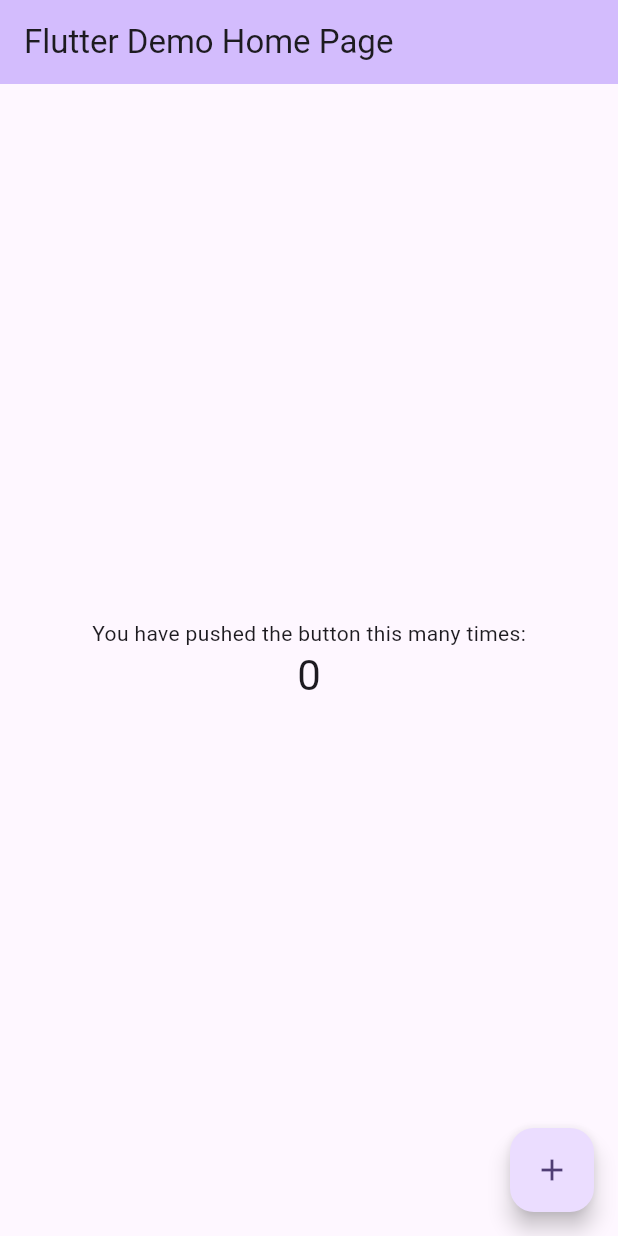
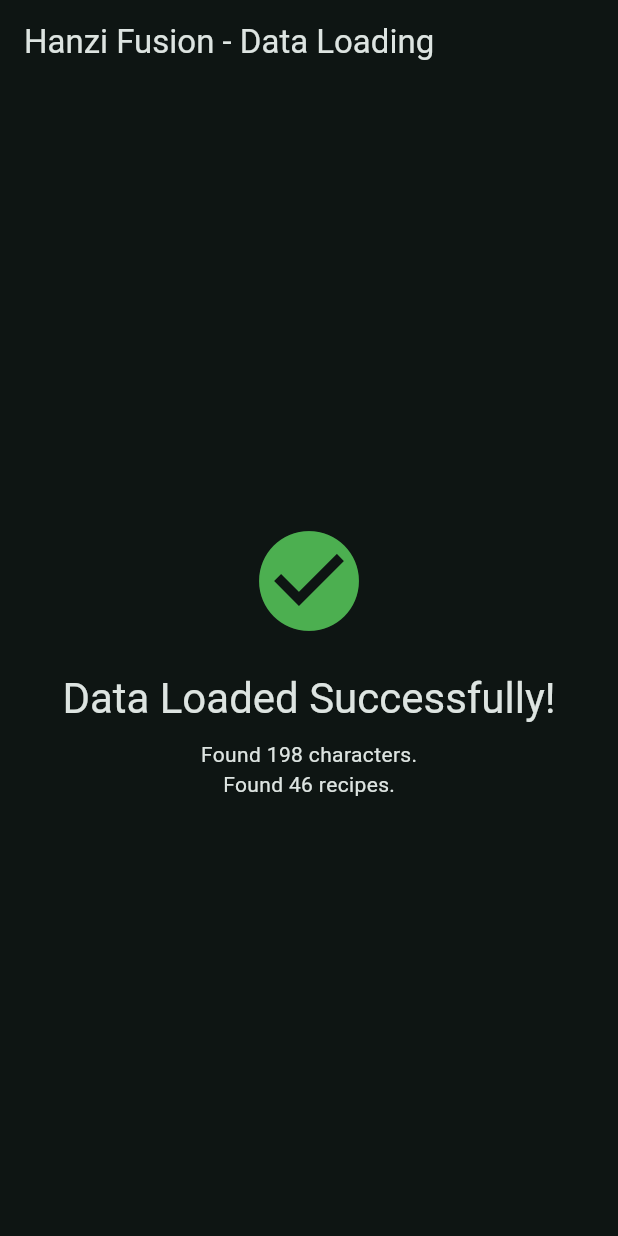
Before and after one commit to cbarkinozer/hanzi_fusion, a Flutter app: the screen it shows after launch, on a phone screen of 412 x 824 dp. Run offline on Flutter 3.47's test engine with Material 3 defaults, Android fonts, the phone set to English and light mode, and no system bars; our stand-ins replace flutter_riverpod, riverpod_annotation; generated files the repository leaves out were written again.

Commit message:
add accessing core data

```diff
--- /dev/null
+++ b/lib/data/game_data_repository.dart
@@ -0,0 +1,37 @@
+import 'dart:convert';
+import 'package:flutter/services.dart';
+import 'package:hanzi_fusion/data/models/character_model.dart';
+import 'package:hanzi_fusion/data/models/recipe_model.dart';
+import 'package:riverpod_annotation/riverpod_annotation.dart';
+
+part 'game_data_repository.g.dart';
+
+class GameDataRepository {
+  late final List<GameCharacter> characters;
+  late final List<Recipe> recipes;
+  late final Map<int, GameCharacter> characterMap;
+
+  Future<void> loadData() async {
+    // Load and parse characters
+    final charactersJsonString = await rootBundle.loadString('assets/data/characters.json');
+    final List<dynamic> charactersJson = json.decode(charactersJsonString);
+    characters = charactersJson.map((json) => GameCharacter.fromJson(json)).toList();
+
+    // Create a quick-lookup map for characters by ID
+    characterMap = {for (var char in characters) char.id: char};
+
+    // Load and parse recipes
+    final recipesJsonString = await rootBundle.loadString('assets/data/recipes.json');
+    final List<dynamic> recipesJson = json.decode(recipesJsonString);
+    recipes = recipesJson.map((json) => Recipe.fromJson(json)).toList();
+  }
+}
+
+// A Riverpod provider that creates and holds a single instance of our repository.
+// The `keepAlive` flag ensures the data is loaded once and not disposed.
+@Riverpod(keepAlive: true)
+Future<GameDataRepository> gameDataRepository(GameDataRepositoryRef ref) async {
+  final repository = GameDataRepository();
+  await repository.loadData();
+  return repository;
+}
--- a/lib/main.dart
+++ b/lib/main.dart
@@ -1,122 +1,67 @@
 import 'package:flutter/material.dart';
+import 'package:flutter_riverpod/flutter_riverpod.dart';
+import 'package:hanzi_fusion/data/game_data_repository.dart';
 
 void main() {
-  runApp(const MyApp());
+  // We need to wrap our app in a ProviderScope to use Riverpod.
+  runApp(const ProviderScope(child: MyApp()));
 }
 
 class MyApp extends StatelessWidget {
   const MyApp({super.key});
 
-  // This widget is the root of your application.
   @override
   Widget build(BuildContext context) {
     return MaterialApp(
-      title: 'Flutter Demo',
+      title: 'Hanzi Fusion',
       theme: ThemeData(
-        // This is the theme of your application.
-        //
-        // TRY THIS: Try running your application with "flutter run". You'll see
-        // the application has a purple toolbar. Then, without quitting the app,
-        // try changing the seedColor in the colorScheme below to Colors.green
-        // and then invoke "hot reload" (save your changes or press the "hot
-        // reload" button in a Flutter-supported IDE, or press "r" if you used
-        // the command line to start the app).
-        //
-        // Notice that the counter didn't reset back to zero; the application
-        // state is not lost during the reload. To reset the state, use hot
-        // restart instead.
-        //
-        // This works for code too, not just values: Most code changes can be
-        // tested with just a hot reload.
-        colorScheme: ColorScheme.fromSeed(seedColor: Colors.deepPurple),
+        colorScheme: ColorScheme.fromSeed(
+          seedColor: const Color(0xFF2A9D8F),
+          brightness: Brightness.dark,
         ),
-      home: const MyHomePage(title: 'Flutter Demo Home Page'),
+        useMaterial3: true,
+      ),
+      home: const HomeScreen(),
     );
   }
 }
 
-class MyHomePage extends StatefulWidget {
-  const MyHomePage({super.key, required this.title});
-
-  // This widget is the home page of your application. It is stateful, meaning
-  // that it has a State object (defined below) that contains fields that affect
-  // how it looks.
-
-  // This class is the configuration for the state. It holds the values (in this
-  // case the title) provided by the parent (in this case the App widget) and
-  // used by the build method of the State. Fields in a Widget subclass are
-  // always marked "final".
-
-  final String title;
+class HomeScreen extends ConsumerWidget {
+  const HomeScreen({super.key});
 
   @override
-  State<MyHomePage> createState() => _MyHomePageState();
-}
+  Widget build(BuildContext context, WidgetRef ref) {
+    // Watch our new provider
+    final gameDataAsync = ref.watch(gameDataRepositoryProvider);
 
-class _MyHomePageState extends State<MyHomePage> {
-  int _counter = 0;
-
-  void _incrementCounter() {
-    setState(() {
-      // This call to setState tells the Flutter framework that something has
-      // changed in this State, which causes it to rerun the build method below
-      // so that the display can reflect the updated values. If we changed
-      // _counter without calling setState(), then the build method would not be
-      // called again, and so nothing would appear to happen.
-      _counter++;
-    });
-  }
-
-  @override
-  Widget build(BuildContext context) {
-    // This method is rerun every time setState is called, for instance as done
-    // by the _incrementCounter method above.
-    //
-    // The Flutter framework has been optimized to make rerunning build methods
-    // fast, so that you can just rebuild anything that needs updating rather
-    // than having to individually change instances of widgets.
     return Scaffold(
       appBar: AppBar(
-        // TRY THIS: Try changing the color here to a specific color (to
-        // Colors.amber, perhaps?) and trigger a hot reload to see the AppBar
-        // change color while the other colors stay the same.
-        backgroundColor: Theme.of(context).colorScheme.inversePrimary,
-        // Here we take the value from the MyHomePage object that was created by
-        // the App.build method, and use it to set our appbar title.
-        title: Text(widget.title),
+        title: const Text('Hanzi Fusion - Data Loading'),
       ),
-      body: Center(
-        // Center is a layout widget. It takes a single child and positions it
-        // in the middle of the parent.
+      // The provider gives us a clean way to handle loading/error/data states.
+      body: gameDataAsync.when(
+        loading: () => const Center(child: CircularProgressIndicator()),
+        error: (err, stack) => Center(child: Text('Error: $err')),
+        data: (gameData) {
+          // If data is loaded successfully, show a confirmation message.
+          return Center(
             child: Column(
-          // Column is also a layout widget. It takes a list of children and
-          // arranges them vertically. By default, it sizes itself to fit its
-          // children horizontally, and tries to be as tall as its parent.
-          //
-          // Column has various properties to control how it sizes itself and
-          // how it positions its children. Here we use mainAxisAlignment to
-          // center the children vertically; the main axis here is the vertical
-          // axis because Columns are vertical (the cross axis would be
-          // horizontal).
-          //
-          // TRY THIS: Invoke "debug painting" (choose the "Toggle Debug Paint"
-          // action in the IDE, or press "p" in the console), to see the
-          // wireframe for each widget.
               mainAxisAlignment: MainAxisAlignment.center,
-          children: <Widget>[
-            const Text('You have pushed the button this many times:'),
+              children: [
+                const Icon(Icons.check_circle, color: Colors.green, size: 80),
+                const SizedBox(height: 20),
                 Text(
-              '$_counter',
+                  'Data Loaded Successfully!',
                   style: Theme.of(context).textTheme.headlineMedium,
                 ),
+                const SizedBox(height: 10),
+                Text('Found ${gameData.characters.length} characters.'),
+                Text('Found ${gameData.recipes.length} recipes.'),
               ],
             ),
+          );
+        },
       ),
-      floatingActionButton: FloatingActionButton(
-        onPressed: _incrementCounter,
-        tooltip: 'Increment',
-        child: const Icon(Icons.add),
-      ), // This trailing comma makes auto-formatting nicer for build methods.
     );
   }
 }
--- a/pubspec.yaml
+++ b/pubspec.yaml
@@ -64,7 +64,8 @@ flutter:
   uses-material-design: true
 
   # To add assets to your application, add an assets section, like this:
-  # assets:
+  assets:
+    - assets/data/
   #   - images/a_dot_burr.jpeg
   #   - images/a_dot_ham.jpeg
 
```
Also changed, not shown: lib/data/models/character_model.dart (added, +27 -0 lines), lib/data/models/recipe_model.dart (added, +20 -0 lines), lib/data/game_data_repository.g.dart (added), lib/data/models/character_model.g.dart (added), lib/data/models/recipe_model.g.dart (added), 1 other file. Lines whose indentation alone changed are shown as unchanged.
